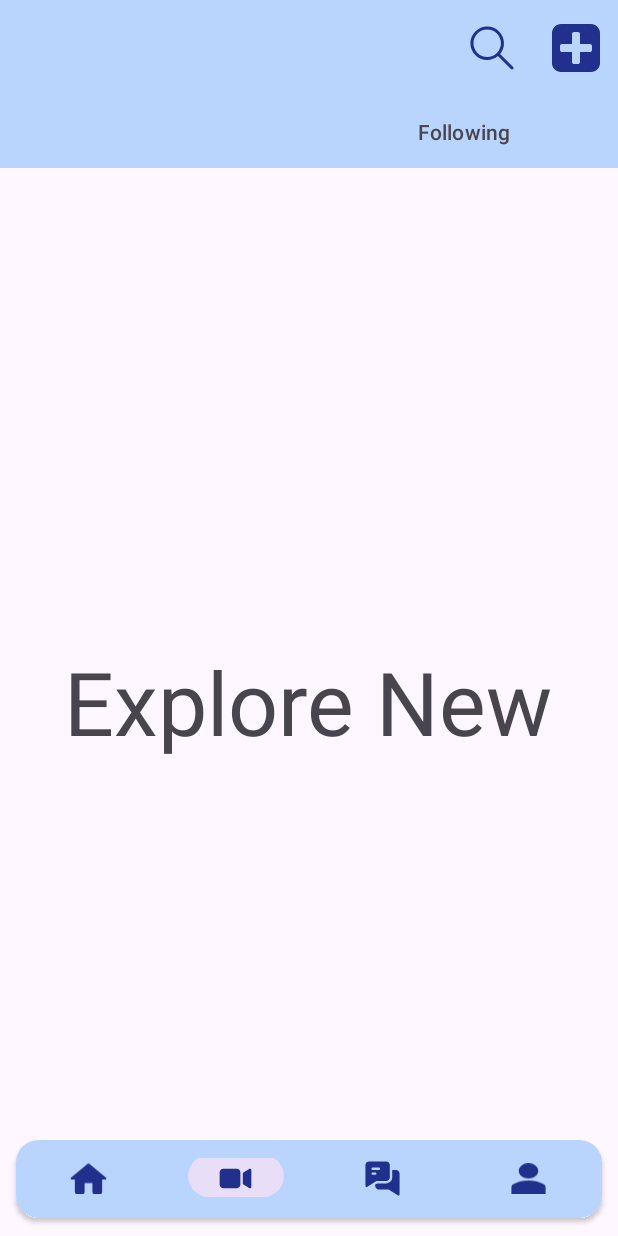
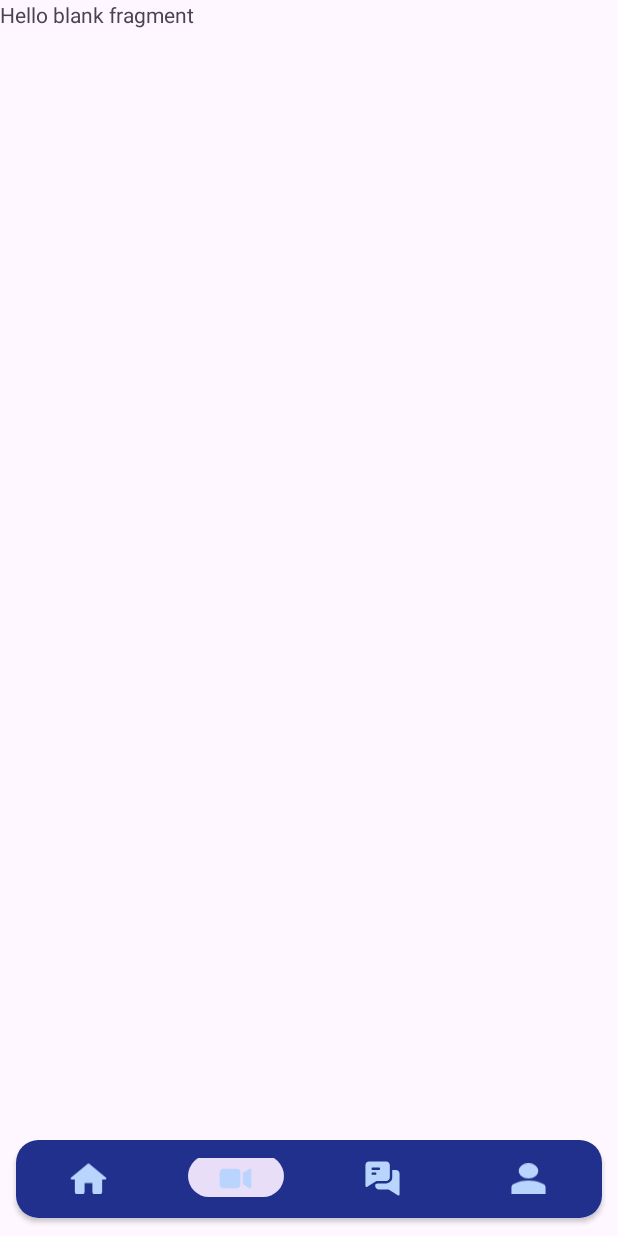
Before and after one commit to Ananad-Bhatt/Whisper, an Android app: the HomeFragment screen opened directly, with no data from a screen before it, item 2 of the bottom bar chosen, on a phone screen of 412 x 824 dp. Run offline under Robolectric (Android 15) with nearby library versions, the phone set to English and light mode, and no system bars; our stand-ins replace sdp/ssp sizes.

Commit message:
Improve UI, Add click listener on Bottom navigation bar items

```diff
--- a/app/src/main/java/fragments/HomeFragment.kt
+++ b/app/src/main/java/fragments/HomeFragment.kt
@@ -9,6 +9,7 @@ import android.view.MenuItem
 import android.view.View
 import android.view.ViewGroup
 import android.widget.Toast
+import androidx.core.content.ContextCompat
 import androidx.fragment.app.FragmentManager
 import androidx.viewpager2.adapter.FragmentStateAdapter
 import com.google.android.material.tabs.TabLayout
@@ -44,16 +45,31 @@ class HomeFragment : Fragment() {
         savedInstanceState: Bundle?
     ): View {
 
+//        View binding
         val b = FragmentHomeBinding.inflate(inflater, container, false)
 
         val tab = b.homeFragTabLayout
         val vp = b.homeFragViewPager
+
+//        Setting title and changing color of it in Toolbar
+        b.homeFragToolbar.title = getString(R.string.app_name)
+        b.homeFragToolbar.setTitleTextColor(ContextCompat.getColor(requireContext(), android.R.color.white))
 
         val fa = HomeViewPagerAdapter(this)
         vp.adapter = fa
 
         val labels = arrayOf("Explore new", "Following")
 
+        tab.setTabTextColors(
+            ContextCompat.getColor(requireContext(), R.color.unselected_tab), // Text color for unselected tabs
+            ContextCompat.getColor(requireContext(), R.color.selected_tab)   // Text color for selected tab
+        )
+
+        tab.setSelectedTabIndicatorColor(
+            ContextCompat.getColor(requireContext(), R.color.selected_tab)
+        )
+
+//        Assigning title to the tabs
         TabLayoutMediator(tab, vp
         ) { tab1, position ->
             tab1.text = labels[position]
@@ -63,18 +79,15 @@ class HomeFragment : Fragment() {
 
     }
     override fun onOptionsItemSelected(item: MenuItem): Boolean {
-        val itemId = item.itemId
-
-        if(itemId == R.id.home_tool_search)
+        when(item.itemId)
         {
-            Toast.makeText(activity, "Search",Toast.LENGTH_SHORT).show()
+            R.id.home_tool_search -> {
+                Toast.makeText(activity, "Search", Toast.LENGTH_SHORT).show()
+            }
+            else -> {
+                Toast.makeText(activity, "Create New", Toast.LENGTH_SHORT).show()
+            }
         }
-
-        else
-        {
-            Toast.makeText(activity, "Create Post", Toast.LENGTH_SHORT).show()
-        }
-
         return super.onOptionsItemSelected(item)
     }
 
--- a/app/src/main/java/project/social/whisper/LoginActivity.kt
+++ b/app/src/main/java/project/social/whisper/LoginActivity.kt
@@ -9,6 +9,7 @@ class LoginActivity : AppCompatActivity() {
     override fun onCreate(savedInstanceState: Bundle?) {
         super.onCreate(savedInstanceState)
 
+//        View binding
         val b = ActivityLoginBinding.inflate(layoutInflater)
         val view = b.root
         setContentView(view)
--- a/app/src/main/java/project/social/whisper/MainActivity.kt
+++ b/app/src/main/java/project/social/whisper/MainActivity.kt
@@ -2,24 +2,60 @@ package project.social.whisper
 
 import androidx.appcompat.app.AppCompatActivity
 import android.os.Bundle
+import androidx.core.content.ContextCompat
 import androidx.fragment.app.FragmentManager
+import fragments.ChatFragment
 import fragments.HomeFragment
+import fragments.ProfileFragment
+import fragments.ReelFragment
 import project.social.whisper.databinding.ActivityMainBinding
 
 class MainActivity : AppCompatActivity() {
     override fun onCreate(savedInstanceState: Bundle?) {
         super.onCreate(savedInstanceState)
 
+//        View binding
         val b = ActivityMainBinding.inflate(layoutInflater)
         val view = b.root
-
         setContentView(view)
 
-        val fm = supportFragmentManager
-        val ft = fm.beginTransaction()
-        ft.replace(R.id.main_container, HomeFragment())
-        ft.commit()
+//        To display fragment
+        val fm1 = supportFragmentManager
+        val ft1 = fm1.beginTransaction()
 
+//        Home fragment
+        ft1.replace(R.id.main_container, HomeFragment())
+        ft1.commit()
 
+//        Navigating with Bottom navigation bar
+        b.bottomNavBar.setOnItemSelectedListener {
+            when (it.itemId) {
+                R.id.bottom_nav_home -> {
+                    val fm = supportFragmentManager
+                    val ft = fm.beginTransaction()
+                    ft.replace(R.id.main_container, HomeFragment())
+                    ft.commit()
+                }
+                R.id.bottom_nav_chat -> {
+                    val fm = supportFragmentManager
+                    val ft = fm.beginTransaction()
+                    ft.replace(R.id.main_container, ChatFragment())
+                    ft.commit()
+                }
+                R.id.bottom_nav_reel -> {
+                    val fm = supportFragmentManager
+                    val ft = fm.beginTransaction()
+                    ft.replace(R.id.main_container, ReelFragment())
+                    ft.commit()
+                }
+                else -> {
+                    val fm = supportFragmentManager
+                    val ft = fm.beginTransaction()
+                    ft.replace(R.id.main_container, ProfileFragment())
+                    ft.commit()
+                }
+            }
+            true
+        }
     }
 }
--- a/app/src/main/res/drawable/add.xml
+++ b/app/src/main/res/drawable/add.xml
@@ -4,6 +4,6 @@
     android:viewportWidth="438.54"
     android:viewportHeight="438.54">
   <path
-      android:fillColor="@color/primary"
+      android:fillColor="@color/white"
       android:pathData="M414.41,24.12C398.33,8.04 378.96,0 356.32,0H82.23C59.58,0 40.21,8.04 24.13,24.12C8.05,40.21 0,59.58 0,82.22v274.08c0,22.65 8.04,42.02 24.12,58.1c16.08,16.08 35.45,24.13 58.1,24.13h274.08c22.65,0 42.02,-8.04 58.1,-24.13c16.08,-16.08 24.13,-35.45 24.13,-58.1V82.22C438.53,59.58 430.49,40.2 414.41,24.12zM365.45,237.54c0,4.95 -1.81,9.24 -5.42,12.85c-3.62,3.61 -7.91,5.43 -12.85,5.43H255.82v91.36c0,4.95 -1.82,9.23 -5.43,12.85c-3.61,3.62 -7.9,5.43 -12.85,5.43h-36.54c-4.95,0 -9.23,-1.81 -12.85,-5.43c-3.62,-3.61 -5.43,-7.9 -5.43,-12.85v-91.36H91.36c-4.95,0 -9.23,-1.81 -12.85,-5.43c-3.62,-3.61 -5.42,-7.9 -5.42,-12.85v-36.55c0,-4.95 1.81,-9.23 5.42,-12.85c3.62,-3.62 7.9,-5.43 12.85,-5.43h91.36V91.36c0,-4.95 1.81,-9.23 5.43,-12.85c3.62,-3.62 7.9,-5.43 12.85,-5.43h36.54c4.95,0 9.24,1.81 12.85,5.43c3.61,3.61 5.43,7.9 5.43,12.85v91.36h91.35c4.95,0 9.23,1.81 12.85,5.43c3.61,3.62 5.42,7.9 5.42,12.85V237.54z"/>
 </vector>
--- a/app/src/main/res/drawable/chat.xml
+++ b/app/src/main/res/drawable/chat.xml
@@ -4,9 +4,9 @@
     android:viewportWidth="32"
     android:viewportHeight="32">
   <path
-      android:fillColor="@color/primary"
+      android:fillColor="@color/main_act_fill_txt"
       android:pathData="M19,2H5C3.3,2 2,3.3 2,5v17c0,0.4 0.2,0.7 0.5,0.9C2.7,23 2.8,23 3,23c0.2,0 0.4,-0.1 0.5,-0.2L11,18h8c1.7,0 3,-1.3 3,-3V5C22,3.3 20.7,2 19,2zM10,13H8c-0.6,0 -1,-0.4 -1,-1s0.4,-1 1,-1h2c0.6,0 1,0.4 1,1S10.6,13 10,13zM13,9H8C7.4,9 7,8.6 7,8s0.4,-1 1,-1h5c0.6,0 1,0.4 1,1S13.6,9 13,9z"/>
   <path
-      android:fillColor="@color/primary"
+      android:fillColor="@color/main_act_fill_txt"
       android:pathData="M27,9h-3v6c0,2.8 -2.2,5 -5,5h-7.4L10,21v1c0,1.7 1.3,3 3,3h8l7.5,4.8c0.2,0.1 0.4,0.2 0.5,0.2c0.2,0 0.3,0 0.5,-0.1c0.3,-0.2 0.5,-0.5 0.5,-0.9V12C30,10.3 28.7,9 27,9z"/>
 </vector>
--- a/app/src/main/res/drawable/home.xml
+++ b/app/src/main/res/drawable/home.xml
@@ -6,7 +6,7 @@
   <path
       android:pathData="M8,16L8,11L12,11L12,16C12,16.55 12.45,17 13,17L16,17C16.55,17 17,16.55 17,16L17,9L18.7,9C19.16,9 19.38,8.43 19.03,8.13L10.67,0.6C10.29,0.26 9.71,0.26 9.33,0.6L0.97,8.13C0.63,8.43 0.84,9 1.3,9L3,9L3,16C3,16.55 3.45,17 4,17L7,17C7.55,17 8,16.55 8,16Z"
       android:strokeWidth="1"
-      android:fillColor="@color/primary"
+      android:fillColor="@color/main_act_fill_txt"
       android:fillType="evenOdd"
       android:strokeColor="#00000000"/>
 </vector>
--- a/app/src/main/res/drawable/profile.xml
+++ b/app/src/main/res/drawable/profile.xml
@@ -4,9 +4,9 @@
     android:viewportWidth="16"
     android:viewportHeight="16">
   <path
-      android:fillColor="@color/primary"
+      android:fillColor="@color/main_act_fill_txt"
       android:pathData="M10.828,1.172c1.562,1.562 1.562,4.095 0,5.657c-1.562,1.562 -4.095,1.562 -5.657,0c-1.562,-1.562 -1.562,-4.095 -0,-5.657c1.562,-1.562 4.095,-1.562 5.657,-0"/>
   <path
-      android:fillColor="@color/primary"
+      android:fillColor="@color/main_act_fill_txt"
       android:pathData="M14.136,10.883c-3.646,-2.464 -8.625,-2.464 -12.271,0c-0.541,0.365 -0.864,0.982 -0.864,1.651v3.466h14v-3.466c0,-0.669 -0.323,-1.286 -0.864,-1.651Z"/>
 </vector>
--- a/app/src/main/res/drawable/reel.xml
+++ b/app/src/main/res/drawable/reel.xml
@@ -4,9 +4,9 @@
     android:viewportWidth="32"
     android:viewportHeight="32">
   <path
-      android:fillColor="@color/primary"
+      android:fillColor="@color/main_act_fill_txt"
       android:pathData="M17,8H6c-1.7,0 -3,1.3 -3,3v10c0,1.7 1.3,3 3,3h11c1.7,0 3,-1.3 3,-3V11C20,9.3 18.7,8 17,8z"/>
   <path
-      android:fillColor="@color/primary"
+      android:fillColor="@color/main_act_fill_txt"
       android:pathData="M28.5,8.1c-0.3,-0.2 -0.7,-0.2 -1,0l-5,3C22.2,11.3 22,11.6 22,12v8c0,0.4 0.2,0.7 0.5,0.9l5,3C27.6,24 27.8,24 28,24c0.2,0 0.3,0 0.5,-0.1c0.3,-0.2 0.5,-0.5 0.5,-0.9V9C29,8.6 28.8,8.3 28.5,8.1z"/>
 </vector>
--- a/app/src/main/res/drawable/search.xml
+++ b/app/src/main/res/drawable/search.xml
@@ -4,6 +4,6 @@
     android:viewportWidth="129"
     android:viewportHeight="129">
   <path
-      android:fillColor="@color/primary"
+      android:fillColor="@color/white"
       android:pathData="M51.6,96.7c11,0 21,-3.9 28.8,-10.5l35,35c0.8,0.8 1.8,1.2 2.9,1.2s2.1,-0.4 2.9,-1.2c1.6,-1.6 1.6,-4.2 0,-5.8l-35,-35c6.5,-7.8 10.5,-17.9 10.5,-28.8c0,-24.9 -20.2,-45.1 -45.1,-45.1C26.8,6.5 6.5,26.8 6.5,51.6C6.5,76.5 26.8,96.7 51.6,96.7zM51.6,14.7c20.4,0 36.9,16.6 36.9,36.9C88.5,72 72,88.5 51.6,88.5c-20.4,0 -36.9,-16.6 -36.9,-36.9C14.7,31.3 31.3,14.7 51.6,14.7z"/>
 </vector>
--- a/app/src/main/res/layout/activity_main.xml
+++ b/app/src/main/res/layout/activity_main.xml
@@ -5,6 +5,8 @@
     android:layout_width="match_parent"
     android:layout_height="match_parent"
     tools:context=".MainActivity">
+
+<!--    Frame layout for fragments-->
 
     <FrameLayout
         android:id="@+id/main_container"
@@ -20,14 +22,16 @@
         android:layout_marginBottom="@dimen/_3sdp"
         android:layout_alignParentBottom="true">
 
+<!--        Bottom navigation bar-->
+
         <com.google.android.material.bottomnavigation.BottomNavigationView
             android:id="@+id/bottom_nav_bar"
             android:layout_width="match_parent"
             android:layout_height="@dimen/_40sdp"
             app:menu="@menu/bottom_nav_bar_items"
             app:itemIconSize="@dimen/_20sdp"
-            app:itemIconTint="@color/primary"
-            android:background="@color/secondary"
+            app:itemIconTint="@color/main_act_secondary"
+            android:background="@color/main_act_primary"
             app:labelVisibilityMode="unlabeled"/>
     </androidx.cardview.widget.CardView>
 
--- a/app/src/main/res/layout/fragment_home.xml
+++ b/app/src/main/res/layout/fragment_home.xml
@@ -15,13 +15,13 @@
             android:layout_width="match_parent"
             android:layout_height="wrap_content"
             app:menu="@menu/home_frag_toolbar"
-            android:background="@color/secondary"/>
+            android:background="@color/main_act_primary"/>
 
     </com.google.android.material.appbar.AppBarLayout>
 
     <com.google.android.material.tabs.TabLayout
         android:id="@+id/home_frag_tab_layout"
-        android:background="@color/secondary"
+        android:background="@color/main_act_primary"
         android:layout_width="match_parent"
         android:layout_height="wrap_content"/>
 
--- a/app/src/main/res/values-night/colors.xml
+++ b/app/src/main/res/values-night/colors.xml
@@ -1,7 +1,28 @@
 <?xml version="1.0" encoding="utf-8"?>
+
+<!--Colors for dark theme-->
+
 <resources>
+
+    <!--    Black and white-->
+
+    <color name="white">#FFF</color>
+    <color name="black">#000</color>
+
+    <!--    Login and registration screen-->
+
     <color name="primary">#FFF</color>
     <color name="secondary">#000</color>
     <color name="btn_fill_text">#000</color>
     <color name="btn_outlined_text">#FFF</color>
+
+    <!--    Main Activity-->
+    <color name="main_act_primary">#000</color>
+    <color name="main_act_secondary">#FFF</color>
+    <color name="main_act_fill_txt">#20308C</color>
+
+<!--    Tab layout-->
+    <color name="selected_tab">#FFF</color>
+    <color name="unselected_tab">#BABABA</color>
+
 </resources>
--- a/app/src/main/res/values/colors.xml
+++ b/app/src/main/res/values/colors.xml
@@ -1,7 +1,28 @@
 <?xml version="1.0" encoding="utf-8"?>
+
+<!--Colors for Light theme-->
+
 <resources>
+
+<!--    Black and white-->
+
+    <color name="white">#FFF</color>
+    <color name="black">#000</color>
+
+<!--    Login and registration screen-->
     <color name="primary">#20308C</color>
     <color name="secondary">#B9D4FD</color>
     <color name="btn_fill_text">#FFF</color>
     <color name="btn_outlined_text">#000</color>
+
+<!--    Main Activity-->
+
+    <color name="main_act_primary">#20308C</color>
+    <color name="main_act_secondary">#B9D4FD</color>
+    <color name="main_act_fill_txt">#FFF</color>
+
+<!--    Tab Layout-->
+
+    <color name="selected_tab">#FFF</color>
+    <color name="unselected_tab">#BABABA</color>
 </resources>
```
